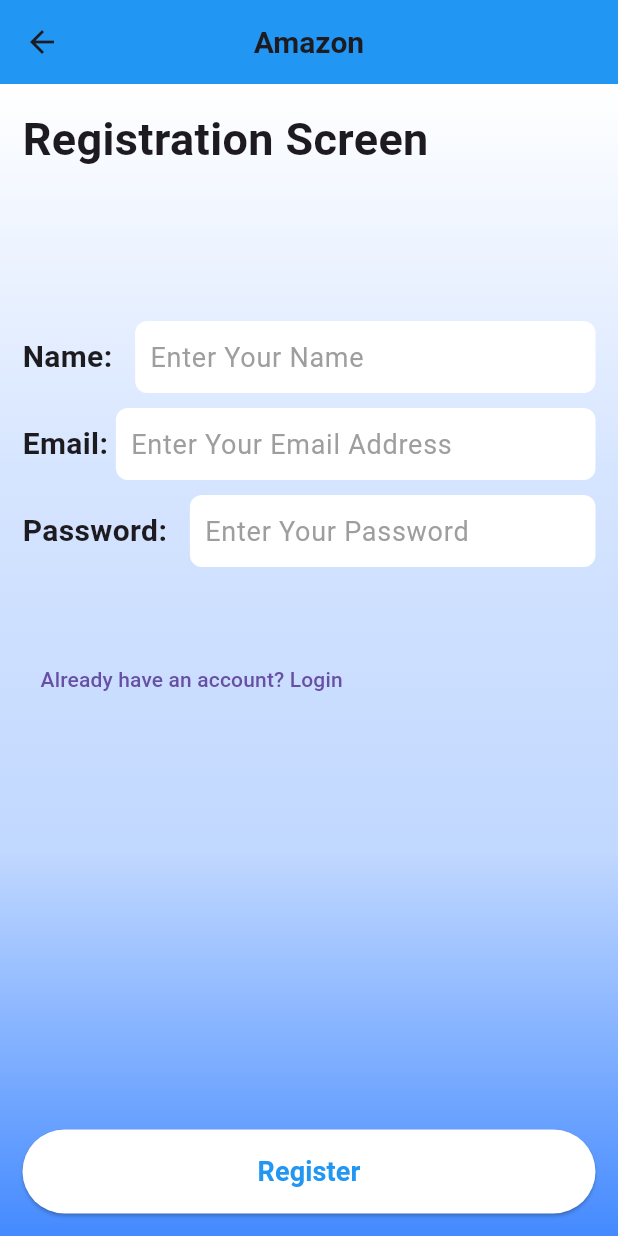
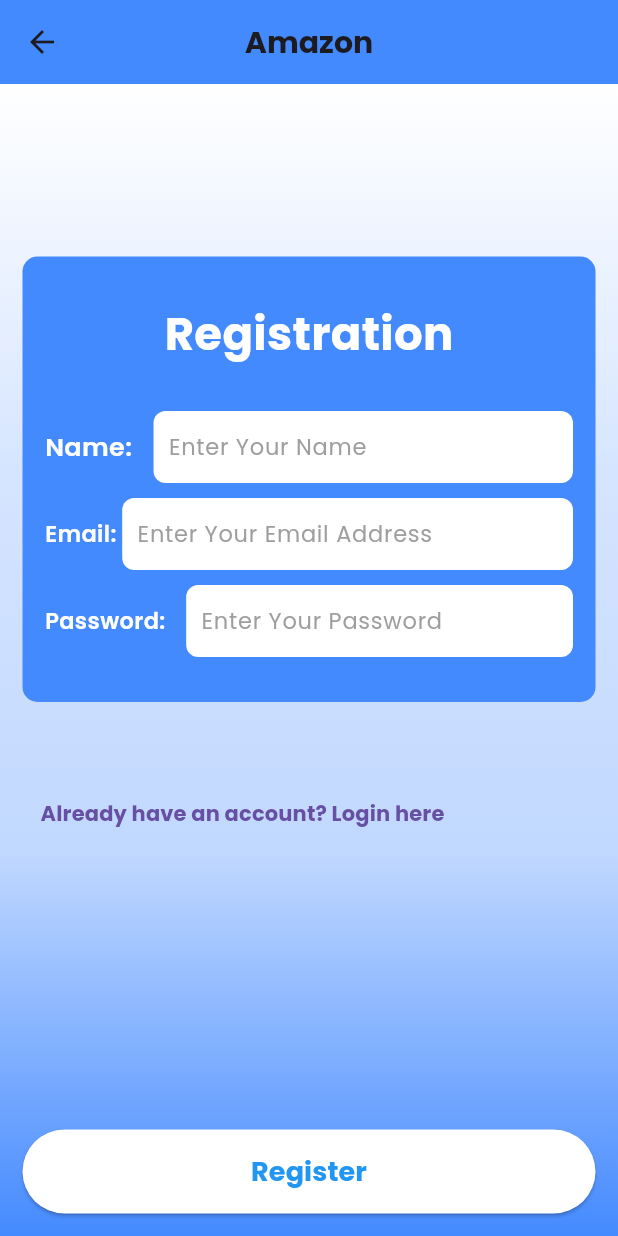
Before and after one commit to siddhesh-2010/ecommerce-flutter, a Flutter app: the screen it shows after launch, after a tap on "Don't have an account? Register here.", on a phone screen of 412 x 824 dp. Run offline on Flutter 3.47's test engine with Material 3 defaults, Android fonts, the phone set to English and light mode, and no system bars; our stand-ins replace dio, get, google_fonts, shared_preferences; network calls fail.

Commit message:
added google fonts

```diff
--- a/lib/screens/login_screen.dart
+++ b/lib/screens/login_screen.dart
@@ -2,6 +2,7 @@
 import 'package:flutter/material.dart';
 import 'package:get/get.dart';
 import '../routes/routes.dart';
+import 'package:google_fonts/google_fonts.dart';
 
 class LoginApp extends StatefulWidget {
   const LoginApp({super.key});
@@ -17,18 +18,18 @@
   Widget build(BuildContext context) {
     return Scaffold(
       appBar: AppBar(
-        title: const Text(
+        title: Text(
           "Amazon",
-          style: TextStyle(fontSize: 20, fontWeight: FontWeight.bold),
+          style: GoogleFonts.poppins(fontSize: 20, fontWeight: FontWeight.bold),
         ),
         centerTitle: true,
         backgroundColor: Colors.blue,
-        leading: IconButton(
-          icon: const Icon(Icons.arrow_back),
-          onPressed: () {
-            Get.toNamed(Routes.register);
-          },
-        ),
+        // leading: IconButton(
+        //   icon: const Icon(Icons.arrow_back),
+        //   onPressed: () {
+        //     Get.toNamed(Routes.register);
+        //   },
+        // ),
       ),
       body: Container(
         width: double.infinity,
@@ -49,21 +50,35 @@
         child: Column(
           crossAxisAlignment: CrossAxisAlignment.start,
           children: [
-            const Text(
-              "Login",
-              style: TextStyle(fontSize: 30, fontWeight: FontWeight.bold),
-            ),
             const SizedBox(height: 100),
             Container(
+              padding: const EdgeInsets.symmetric(horizontal: 15, vertical: 30),
+              decoration: BoxDecoration(
+                color: Colors.blueAccent,
+                borderRadius: BorderRadius.circular(10),
+              ),
               child: Column(
                 crossAxisAlignment: CrossAxisAlignment.start,
                 children: [
+                  Center(
+                    child: Text(
+                      "Login",
+                      style: GoogleFonts.poppins(
+                        fontSize: 30,
+                        fontWeight: FontWeight.bold,
+                        color: Colors.white,
+                      ),
+                    ),
+                  ),
+                  const SizedBox(height: 80),
                   Row(
                     children: [
-                      const Text(
+                      Text(
                         "Email: ",
-                        style: TextStyle(
-                            fontSize: 20, fontWeight: FontWeight.w600),
+                        style: GoogleFonts.poppins(
+                            fontSize: 15,
+                            fontWeight: FontWeight.w600,
+                            color: Colors.white),
                       ),
                       const SizedBox(width: 10),
                       Expanded(
@@ -74,12 +89,13 @@
                             borderRadius: BorderRadius.circular(8),
                           ),
                           child: TextField(
-                            style: const TextStyle(fontSize: 18),
+                            style: GoogleFonts.poppins(fontSize: 15),
                             controller: controller.emailController,
                             keyboardType: TextInputType.emailAddress,
-                            decoration: const InputDecoration(
+                            decoration: InputDecoration(
                               hintText: "Enter Your Email Address",
-                              hintStyle: TextStyle(color: Colors.grey),
+                              hintStyle:
+                                  GoogleFonts.poppins(color: Colors.grey),
                               border: InputBorder.none,
                             ),
                           ),
@@ -90,10 +106,12 @@
                   const SizedBox(height: 20),
                   Row(
                     children: [
-                      const Text(
+                      Text(
                         "Password: ",
-                        style: TextStyle(
-                            fontSize: 20, fontWeight: FontWeight.w600),
+                        style: GoogleFonts.poppins(
+                            fontSize: 15,
+                            fontWeight: FontWeight.w600,
+                            color: Colors.white),
                       ),
                       const SizedBox(width: 10),
                       Expanded(
@@ -104,12 +122,13 @@
                             borderRadius: BorderRadius.circular(8),
                           ),
                           child: TextField(
-                            style: const TextStyle(fontSize: 18),
+                            style: GoogleFonts.poppins(fontSize: 15),
                             controller: controller.passwordController,
                             keyboardType: TextInputType.visiblePassword,
-                            decoration: const InputDecoration(
+                            decoration: InputDecoration(
                               hintText: "Enter Your Password",
-                              hintStyle: TextStyle(color: Colors.grey),
+                              hintStyle:
+                                  GoogleFonts.poppins(color: Colors.grey),
                               border: InputBorder.none,
                             ),
                             obscureText: true,
@@ -125,14 +144,17 @@
             Obx(() => Center(
                     child: Text(
                   controller.errormessage.value,
-                  style: const TextStyle(color: Colors.red),
+                  style: GoogleFonts.poppins(color: Colors.red),
                 ))),
             const SizedBox(height: 10),
             TextButton(
               onPressed: () {
                 Get.toNamed(Routes.register);
               },
-              child: const Text("Don't have an account? Register here.", style: TextStyle(fontWeight: FontWeight.bold),),
+              child: Text(
+                "Don't have an account? Register here.",
+                style: GoogleFonts.poppins(fontWeight: FontWeight.bold),
+              ),
             ),
             const Spacer(),
             SizedBox(
@@ -147,9 +169,9 @@
                     borderRadius: BorderRadius.circular(30),
                   ),
                   child: Center(
-                    child: const Text(
+                    child: Text(
                       "Submit",
-                      style: TextStyle(
+                      style: GoogleFonts.poppins(
                         fontSize: 20,
                         fontWeight: FontWeight.bold,
                         color: Colors.blue,
--- a/lib/screens/registration_screen.dart
+++ b/lib/screens/registration_screen.dart
@@ -2,6 +2,7 @@
 import 'package:get/get.dart';
 import '../routes/routes.dart';
 import '../controllers/registration_controller.dart';
+import 'package:google_fonts/google_fonts.dart';
 
 class RegistrationApp extends StatefulWidget {
   const RegistrationApp({super.key});
@@ -18,10 +19,10 @@
       appBar: AppBar(
         title: Text(
           "Amazon",
-          style: TextStyle(fontSize: 20, fontWeight: FontWeight.bold),
+          style: GoogleFonts.poppins(fontSize: 20, fontWeight: FontWeight.bold),
         ),
         centerTitle: true,
-        backgroundColor: Colors.blue,
+        backgroundColor: Colors.blueAccent,
       ),
       body: Container(
         width: double.infinity,
@@ -42,20 +43,32 @@
         child: Column(
           crossAxisAlignment: CrossAxisAlignment.start,
           children: [
-            const Text(
-              "Registration Screen",
-              style: TextStyle(fontSize: 30, fontWeight: FontWeight.bold),
+            const SizedBox(height: 100),
+            Container(
+              padding: const EdgeInsets.symmetric(horizontal: 15, vertical: 30),
+              decoration: BoxDecoration(
+                color: Colors.blueAccent,
+                borderRadius: BorderRadius.circular(10),
               ),
-            const SizedBox(height: 100),
-            Column(
+              child: Column(
                 crossAxisAlignment: CrossAxisAlignment.start,
                 children: [
+                  Center(
+                    child: Text(
+                      "Registration",
+                      style: GoogleFonts.poppins(
+                          fontSize: 30, fontWeight: FontWeight.bold, color: Colors.white),
+                    ),
+                  ),
+                  const SizedBox(height: 30),
                   Row(
                     children: [
-                    const Text(
+                      Text(
                         "Name: ",
-                      style:
-                          TextStyle(fontSize: 20, fontWeight: FontWeight.w600),
+                        style: GoogleFonts.poppins(
+                            fontSize: 17,
+                            fontWeight: FontWeight.w600,
+                            color: Colors.white),
                       ),
                       const SizedBox(width: 10),
                       Expanded(
@@ -66,12 +79,13 @@
                             borderRadius: BorderRadius.circular(8),
                           ),
                           child: TextField(
-                          style: const TextStyle(fontSize: 18),
+                            style: GoogleFonts.poppins(fontSize: 15),
                             controller: controller.nameController,
                             keyboardType: TextInputType.name,
-                          decoration: const InputDecoration(
+                            decoration: InputDecoration(
                               hintText: "Enter Your Name",
-                            hintStyle: TextStyle(color: Colors.grey),
+                              hintStyle:
+                                  GoogleFonts.poppins(color: Colors.grey),
                               border: InputBorder.none,
                             ),
                           ),
@@ -82,10 +96,12 @@
                   const SizedBox(height: 10),
                   Row(
                     children: [
-                    const Text(
+                      Text(
                         "Email: ",
-                      style:
-                          TextStyle(fontSize: 20, fontWeight: FontWeight.w600),
+                        style: GoogleFonts.poppins(
+                            fontSize: 15,
+                            fontWeight: FontWeight.w600,
+                            color: Colors.white),
                       ),
                       const SizedBox(height: 10),
                       Expanded(
@@ -96,12 +112,13 @@
                             borderRadius: BorderRadius.circular(8),
                           ),
                           child: TextField(
-                          style: const TextStyle(fontSize: 18),
+                            style: GoogleFonts.poppins(fontSize: 15),
                             controller: controller.emailController,
                             keyboardType: TextInputType.emailAddress,
-                          decoration: const InputDecoration(
+                            decoration: InputDecoration(
                               hintText: "Enter Your Email Address",
-                            hintStyle: TextStyle(color: Colors.grey),
+                              hintStyle:
+                                  GoogleFonts.poppins(color: Colors.grey),
                               border: InputBorder.none,
                             ),
                           ),
@@ -112,10 +129,12 @@
                   const SizedBox(height: 10),
                   Row(
                     children: [
-                    const Text(
+                      Text(
                         "Password: ",
-                      style:
-                          TextStyle(fontSize: 20, fontWeight: FontWeight.w600),
+                        style: GoogleFonts.poppins(
+                            fontSize: 15,
+                            fontWeight: FontWeight.w600,
+                            color: Colors.white),
                       ),
                       const SizedBox(width: 10),
                       Expanded(
@@ -126,12 +145,13 @@
                             borderRadius: BorderRadius.circular(8),
                           ),
                           child: TextField(
-                          style: const TextStyle(fontSize: 18),
+                            style: GoogleFonts.poppins(fontSize: 15),
                             controller: controller.passwordController,
                             keyboardType: TextInputType.visiblePassword,
-                          decoration: const InputDecoration(
+                            decoration: InputDecoration(
                               hintText: "Enter Your Password",
-                            hintStyle: TextStyle(color: Colors.grey),
+                              hintStyle:
+                                  GoogleFonts.poppins(color: Colors.grey),
                               border: InputBorder.none,
                             ),
                             obscureText: true,
@@ -142,18 +162,22 @@
                   ),
                 ],
               ),
+            ),
             const SizedBox(height: 20),
             Obx(() => Center(
                     child: Text(
                   controller.errorMessage.value,
-                  style: const TextStyle(color: Colors.red),
+                  style: GoogleFonts.poppins(color: Colors.red),
                 ))),
             const SizedBox(height: 10),
             TextButton(
               onPressed: () {
                 Get.toNamed(Routes.login);
               },
-              child: const Text("Already have an account? Login"),
+              child: Text(
+                "Already have an account? Login here",
+                style: GoogleFonts.poppins(fontWeight: FontWeight.bold),
+              ),
             ),
             const Spacer(),
             SizedBox(
@@ -166,9 +190,9 @@
                   backgroundColor: Colors.white,
                   padding: const EdgeInsets.symmetric(vertical: 15),
                 ),
-                child: const Text(
+                child: Text(
                   "Register",
-                  style: TextStyle(
+                  style: GoogleFonts.poppins(
                     fontSize: 18,
                     fontWeight: FontWeight.bold,
                     color: Colors.blue,
--- a/pubspec.yaml
+++ b/pubspec.yaml
@@ -12,6 +12,7 @@
   get: ^4.6.6
   dio: ^5.0.0
   shared_preferences: ^2.2.3
+  google_fonts: ^6.3.3
 
 dev_dependencies:
   flutter_test:
```
Also changed, not shown: lib/screens/cart_screen.dart (+17 -16 lines), lib/screens/home_screen.dart (+5 -4 lines), lib/screens/product_screen.dart (+12 -12 lines), lib/screens/profile_screen.dart (+15 -14 lines), pubspec.lock, 1 other file. Lines whose indentation alone changed are shown as unchanged.
